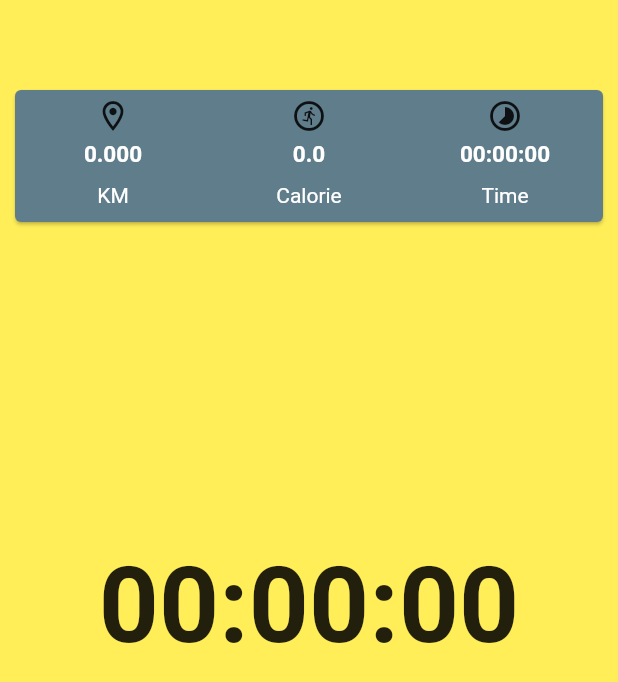
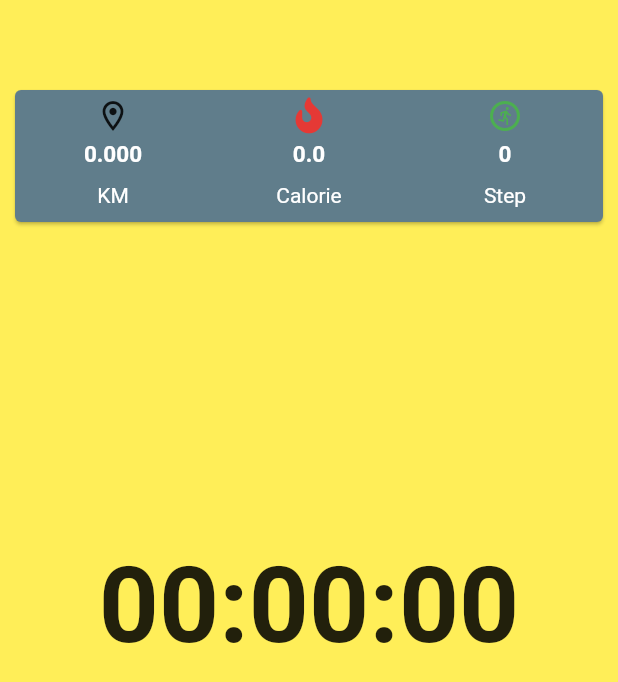
Before and after one commit to berkeavci/RunnerApp, a Flutter app: the ActivityPage widget shown alone on an empty page, opened directly, on a phone screen of 412 x 824 dp. Shown: the top 682 px of the screen. Run offline on Flutter 3.47's test engine with Material 2 defaults, Android fonts, the phone set to English and light mode, and no system bars; our stand-ins replace cloud_firestore, firebase_auth, firebase_core, font_awesome_flutter, google_maps_flutter, google_sign_in and 5 more; missing offline and left inert: flutter_polyline_points; accounts and stored records are empty.

Commit message:
Activity Progress

```diff
--- a/lib/Page/activity_page.dart
+++ b/lib/Page/activity_page.dart
@@ -1,7 +1,9 @@
 import 'package:flutter/cupertino.dart';
 import 'package:flutter/material.dart';
 import 'package:flutter/services.dart';
+import 'package:font_awesome_flutter/font_awesome_flutter.dart';
 import 'package:google_maps_flutter/google_maps_flutter.dart';
+import 'package:pedometer/pedometer.dart';
 import 'package:runner/activity_map_calculation/firebase_service.dart';
 import 'package:runner/activity_map_calculation/google_maps_controller.dart';
 import 'package:runner/activity_map_calculation/stat_calculations.dart';
@@ -18,12 +20,14 @@ class ActivityPage extends StatefulWidget {
 }
 
 class _ActivityPageState extends State<ActivityPage> {
+  late Stream<StepCount> _stepCountStream;
+  List<int> stepsHolder = <int>[];
   LatLng? initpos;
   double km = 0;
   double calorie = 0;
   int second = 0;
   String? time;
-  String? stepCount;
+  int currentSteps = 0;
   //bool isGettingLocation = false;
 
   // Initial Location
@@ -43,7 +47,7 @@ class _ActivityPageState extends State<ActivityPage> {
   void initState() {
     super.initState();
     getStopWatch();
-    StepCountHandler().getStepCount();
+    StepCountHandler().stepCountInitializers();
   }
 
   @override
@@ -53,12 +57,7 @@ class _ActivityPageState extends State<ActivityPage> {
     // Safe Are Size below
     var padding = MediaQuery.of(context).padding;
     double newheight = height - padding.top - padding.bottom;
-    return Container(
-      width: width,
-      height: newheight,
-      color: Colors.yellow.shade400,
-      child: SafeArea(
-        child: GestureDetector(
+    return GestureDetector(
       onPanUpdate: (details) {
         if (details.delta.dx < 0) {
           // Swiped right
@@ -70,9 +69,13 @@ class _ActivityPageState extends State<ActivityPage> {
               ),
             ),
           );
-              print("u swiped");
         }
       },
+      child: Container(
+        width: width,
+        height: newheight,
+        color: Colors.yellow.shade400,
+        child: SafeArea(
           child: Column(
             mainAxisAlignment: MainAxisAlignment.start,
             mainAxisSize: MainAxisSize.min,
@@ -82,7 +85,7 @@ class _ActivityPageState extends State<ActivityPage> {
               ),
               RunInfo(
                 km: km.toStringAsFixed(3),
-                time: time,
+                stepCount: currentSteps.toString(),
                 calorie: calorie.toStringAsFixed(1),
               ), // TODO:  RangeError (index): Invalid value: Only valid value is 0: -1
               DisplayTimer(time: time)
@@ -109,14 +112,13 @@ class _ActivityPageState extends State<ActivityPage> {
           new lt.LatLng(l[l.length - 2].latitude, l[l.length - 2].longitude),
           new lt.LatLng(event.latitude, event.longitude),
         );
-        //isGettingLocation = true;
+        getStepCount();
         // Calorie below
         calorie = Calculations().getCalorie(event.speed, second);
         // StepCount below
-        stepCount = StepCountHandler().getStepCount();
         setState(() {
           km += meter * 0.001;
-          print(calorie);
+          //print(calorie);
         });
       });
     } on PlatformException catch (e) {
@@ -131,6 +133,22 @@ class _ActivityPageState extends State<ActivityPage> {
       setState(() {
         second = sw.secondTime.value;
         time = StopWatchTimer.getDisplayTime(event, milliSecond: false);
+      });
+    });
+  }
+
+// StepCount Function
+  getStepCount() {
+    int stepCountHolder;
+    _stepCountStream = Pedometer.stepCountStream;
+    _stepCountStream.listen(StepCountHandler().onStepCount).onData((data) {
+      stepCountHolder = data.steps; // 5500
+      setState(() {
+        if (stepCountHolder != 0) {
+          stepsHolder.add(stepCountHolder);
+          currentSteps = StepCountHandler()
+              .getLiveCount(stepsHolder.first, stepsHolder.last);
+        }
       });
     });
   }
@@ -164,11 +182,14 @@ class DisplayTimer extends StatelessWidget {
 // Stats Area
 class RunInfo extends StatelessWidget {
   final String? km;
-  final String? time;
+  final String? stepCount;
   final String? calorie;
 
   const RunInfo(
-      {Key? key, required this.km, required this.time, required this.calorie})
+      {Key? key,
+      required this.km,
+      required this.stepCount,
+      required this.calorie})
       : super(key: key);
 
   @override
@@ -185,8 +206,14 @@ class RunInfo extends StatelessWidget {
                 padding: EdgeInsets.all(5),
                 child: Icon(Icons.location_on_outlined),
               ),
-              Icon(Icons.run_circle_outlined),
-              Icon(Icons.timelapse_rounded),
+              Icon(
+                FontAwesomeIcons.fire,
+                color: Colors.red.shade600,
+              ),
+              Icon(
+                Icons.run_circle_outlined,
+                color: Colors.green,
+              ),
             ],
           ),
           TableRow(children: <Widget>[
@@ -197,7 +224,7 @@ class RunInfo extends StatelessWidget {
               kmText: "$calorie",
             ),
             KmTF(
-              kmText: "$time",
+              kmText: "$stepCount",
             ),
           ]),
           TableRow(
@@ -220,7 +247,7 @@ class RunInfo extends StatelessWidget {
                 ),
               ),
               Text(
-                'Time',
+                'Step',
                 textAlign: TextAlign.center,
                 style: TextStyle(
                   color: Colors.white,
@@ -255,3 +282,4 @@ class KmTF extends StatelessWidget {
     );
   }
 }
+// TODO: Extension method
--- a/lib/activity_map_calculation/stat_calculations.dart
+++ b/lib/activity_map_calculation/stat_calculations.dart
@@ -27,7 +27,7 @@ class Calculations {
   double getCalorie(double? speed, int second) {
     // 3.5 Speed = 6min/1km // meter/second
     double totalCalorieBurned = (second / 60) * (4 * 3.5 * 60) / 200;
-    print("$speed and $second");
+    //print("$speed and $second");
     return totalCalorieBurned;
   }
 }
```
Also changed, not shown: lib/activity_map_calculation/step_count_handler.dart (+11 -8 lines), 1 other file. Lines whose indentation alone changed are shown as unchanged.
